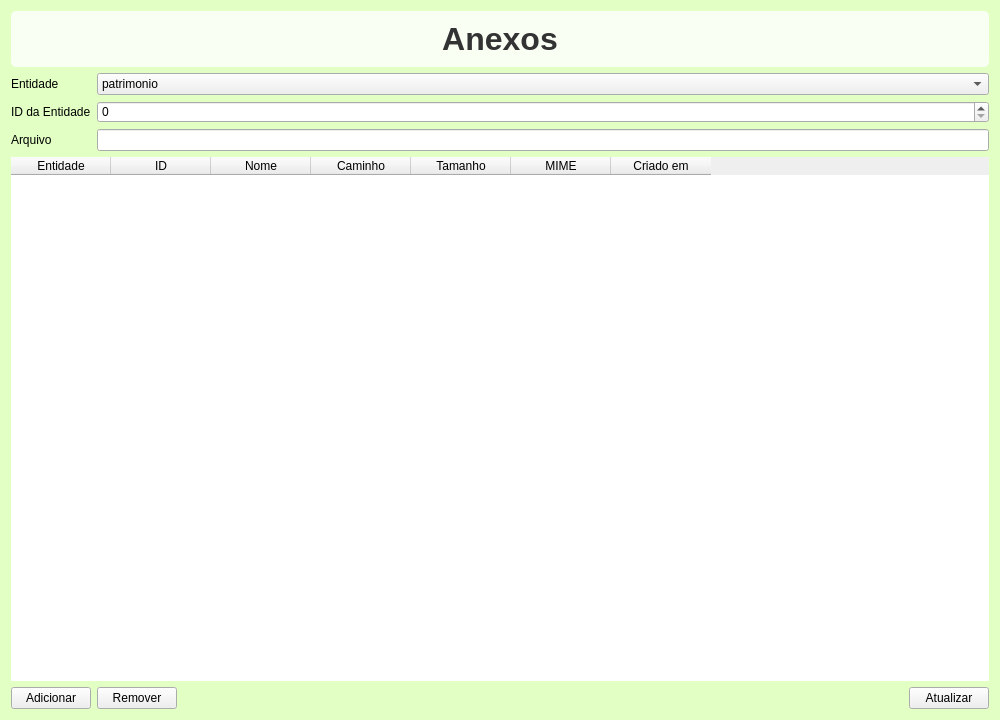
Before: the Qt Designer form Teste-Patrimonio/frontend/anexos.ui in zecadelgado/patp, drawn with Qt 5.
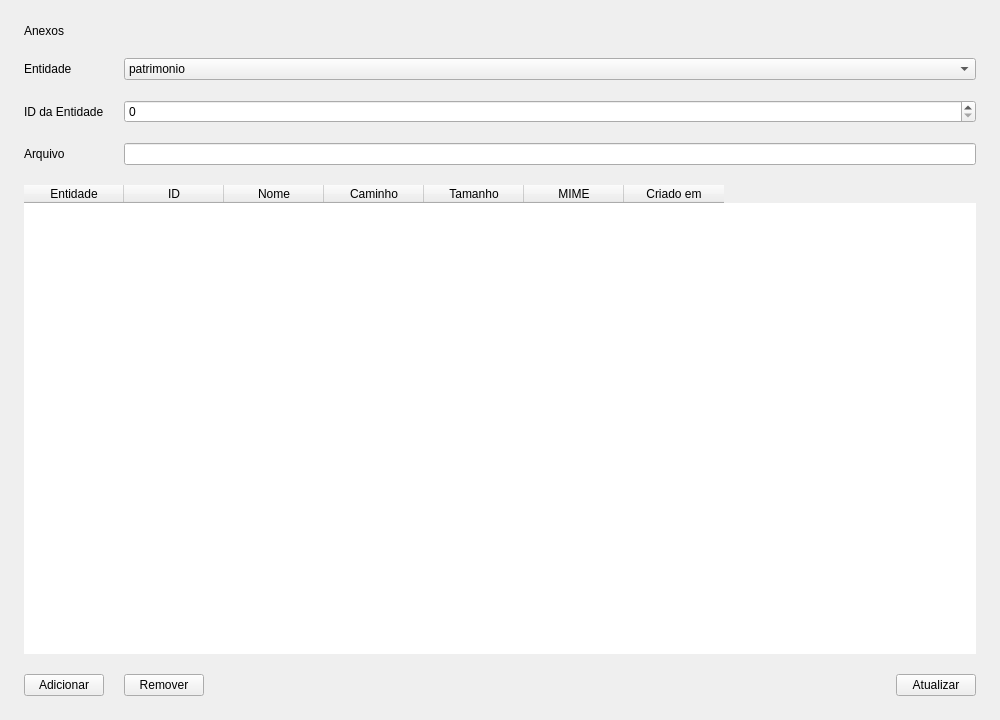
After: the same form once the commit is applied.

The edit to the form file:
```diff
--- a/Teste-Patrimonio/frontend/anexos.ui
+++ b/Teste-Patrimonio/frontend/anexos.ui
@@ -13,32 +13,29 @@
   <property name="windowTitle">
    <string>Anexos</string>
   </property>
-  <property name="styleSheet">
-   <string notr="true">#AnexosWindow {
-background-color: rgb(226, 255, 196);
-}</string>
-  </property>
   <layout class="QVBoxLayout" name="verticalLayout">
+      <property name="spacing">
+        <number>20</number>
+      </property>
+      <property name="leftMargin">
+        <number>24</number>
+      </property>
+      <property name="topMargin">
+        <number>24</number>
+      </property>
+      <property name="rightMargin">
+        <number>24</number>
+      </property>
+      <property name="bottomMargin">
+        <number>24</number>
+      </property>
    <item>
     <widget class="QLabel" name="lbl_title">
-     <property name="font">
-      <font>
-       <pointsize>24</pointsize>
-       <bold>true</bold>
-       <stylestrategy>PreferAntialias</stylestrategy>
-      </font>
-     </property>
-     <property name="styleSheet">
-      <string notr="true">color: #333333;
-background: rgba(255, 255, 255, 0.8);
-padding: 10px;
-border-radius: 5px;</string>
-     </property>
      <property name="text">
       <string>Anexos</string>
      </property>
      <property name="alignment">
-      <set>Qt::AlignmentFlag::AlignCenter</set>
+            <set>Qt::AlignmentFlag::AlignLeft | Qt::AlignmentFlag::AlignVCenter</set>
      </property>
     </widget>
    </item>
```
Left out of the diff: 8 changed lines with no effect on the pictures. Lines whose indentation alone changed are shown as unchanged.
